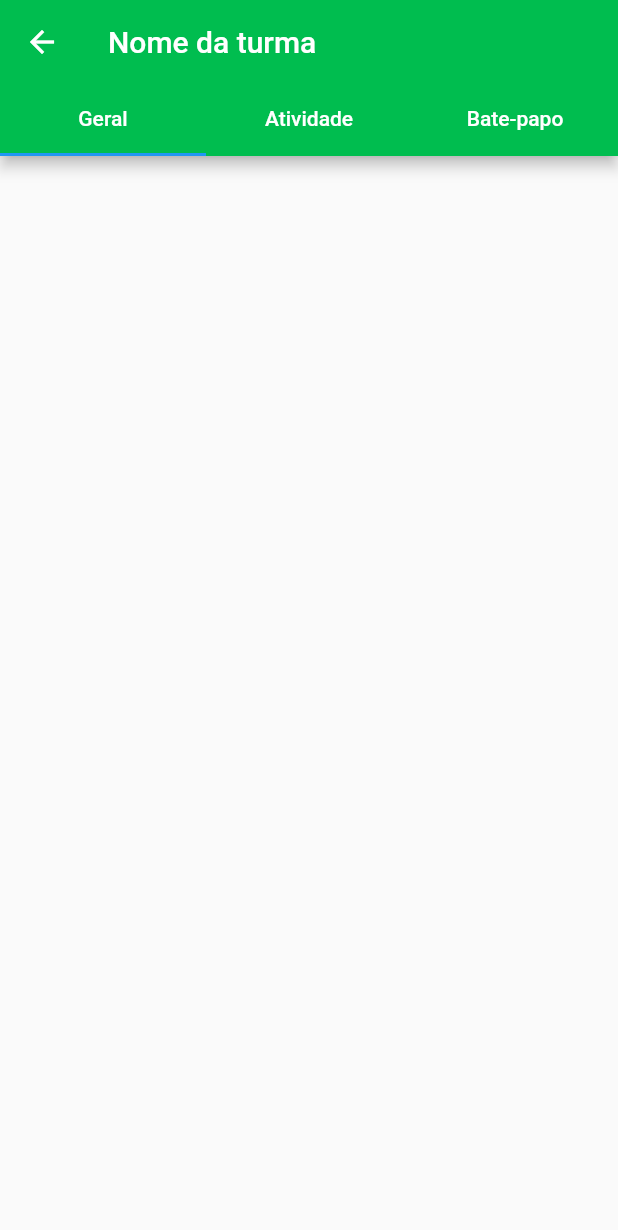
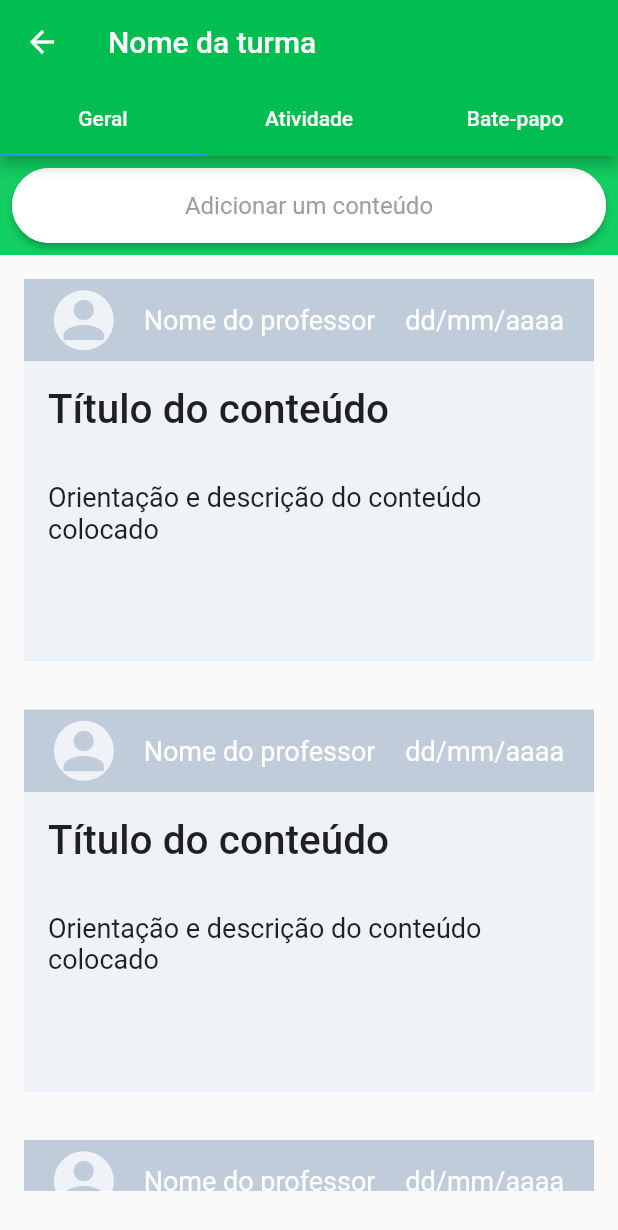
Before and after one commit to NathanF2001/Project-lll, a Flutter app: the TurmaPage screen opened by its route, on a phone screen of 412 x 824 dp. Shown: the top 1230 px of the screen. Run offline on Flutter 3.47's test engine with Material 2 defaults, Android fonts, the phone set to English and light mode, and no system bars; our stand-ins replace flutter_signin_button.

Commit message:
Adicionado a screen de conteúdo de turma e atividade

```diff
--- a/lib/Button.dart
+++ b/lib/Button.dart
@@ -2,10 +2,11 @@ import 'package:flutter/cupertino.dart';
 import 'package:flutter/material.dart';
 
 class Buttons_myclass {
-  static Button1(context,{@required text, function}) {
+  static Button1(context,{@required text, function,textcolor = Colors.white,colorbackground}) {
     return RaisedButton(
       onPressed: function,
-      textColor: Colors.white,
+      textColor: textcolor,
+      color: colorbackground,
       shape: RoundedRectangleBorder(
         borderRadius: BorderRadius.circular(32.0),
         side: BorderSide(color: Color(0xFF13CE61))
--- /dev/null
+++ b/lib/ContentPage.dart
@@ -0,0 +1,143 @@
+import 'package:flutter/material.dart';
+import 'package:myclass/Button.dart';
+import 'package:myclass/Colors.dart';
+import 'package:myclass/Utils.dart';
+import 'package:myclass/nav.dart';
+
+class ContentPage extends StatefulWidget {
+  bool IsProfessor;
+
+  ContentPage(this.IsProfessor);
+
+  @override
+  _ContentPageState createState() => _ContentPageState();
+}
+
+class _ContentPageState extends State<ContentPage> {
+  bool get IsProfessor {
+    return widget.IsProfessor;
+  }
+
+  @override
+  Widget build(BuildContext context) {
+    return Container(
+      child: Column(
+        children: [
+          _addContent(),
+          _ContentListview()
+        ],
+      ),
+    );
+  }
+
+  _addContent() {
+    if (IsProfessor) {
+      return Container(
+        padding: EdgeInsets.all(8),
+        color: Colors_myclass.main_color,
+        width: MediaQuery
+            .of(context)
+            .size
+            .width,
+        child: RaisedButton(
+          onPressed: () => Nav.pushname(context, "/add-content"),
+          textColor: Colors.grey,
+          color: Colors.white,
+          shape: RoundedRectangleBorder(
+              borderRadius: BorderRadius.circular(32.0),
+              side: BorderSide(color: Colors.white)
+          ),
+          child: Container(
+            width: 250,
+            height: 50,
+            alignment: Alignment.center,
+            child: Text(
+              "Adicionar um conteúdo",
+              textAlign: TextAlign.center,
+              style: TextStyle(
+                fontSize: 16,
+                fontWeight: FontWeight.normal,
+              ),
+            ),
+          ),
+        ),
+      );
+    } else {
+      return Container();
+    }
+  }
+
+  _ContentListview() {
+    List<Map<String,String>>items = _getAllContents();
+    return Container(
+      height: IsProfessor ? MediaQuery.of(context).size.height - 200 : MediaQuery.of(context).size.height - 150,
+      child: ListView.builder(
+          itemCount: items.length,
+          itemBuilder: (context, index) {
+            Map<String,String> info_content = items[index];
+            return Padding(
+              padding: EdgeInsets.all(16),
+              child: Column(
+                children: [
+                  Container(
+                    color: Color(0xFFC0CCDA),
+                    height: 55,
+                    child: Row(
+                      mainAxisAlignment: MainAxisAlignment.spaceEvenly,
+                      children: [
+                        Container(
+                          decoration: BoxDecoration(
+                            color: Color(0xFFEFF2F7),
+                            borderRadius: BorderRadius.circular(100),
+                          ),
+                          child: Icon(Icons.person,color: Color(0xFFC0CCDA),size: 40,),
+                        ),
+                        Text(info_content["Nome_professor"],style: TextStyle(color: Colors.white),),
+                        Text(info_content["date"],style: TextStyle(color: Colors.white))
+                      ],
+                    ),
+                  ),
+                  Container(
+                    color: Color(0xFFEFF2F7),
+                    padding: EdgeInsets.all(16),
+                    height: 200,
+                    child: Column(
+                      crossAxisAlignment: CrossAxisAlignment.start,
+                      children: [
+                        Text(info_content["Title"],style: Theme.of(context).textTheme.headline6,),
+                        Utils.spaceBigHeight,
+                        Text(info_content["descriçao"],style: Theme.of(context).textTheme.bodyText2,)
+                      ],
+                    ),
+                  )
+                ],
+              ),
+            );
+          }),
+    );
+  }
+
+  _getAllContents() {
+    return [
+      {
+        "Nome_professor": "Nome do professor",
+        "Title": "Título do conteúdo",
+        "descriçao": "Orientação e descrição do conteúdo colocado",
+        "date": "dd/mm/aaaa"
+      },
+      {
+        "Nome_professor": "Nome do professor",
+        "Title": "Título do conteúdo",
+        "descriçao": "Orientação e descrição do conteúdo colocado",
+        "date": "dd/mm/aaaa"
+      },
+      {
+        "Nome_professor": "Nome do professor",
+        "Title": "Título do conteúdo",
+        "descriçao": "Orientação e descrição do conteúdo colocado",
+        "date": "dd/mm/aaaa"
+      },
+
+    ];
+  }
+}
--- a/lib/TurmaPage.dart
+++ b/lib/TurmaPage.dart
@@ -1,5 +1,7 @@
 import 'package:flutter/material.dart';
+import 'package:myclass/ActivityPage.dart';
 import 'package:myclass/Colors.dart';
+import 'package:myclass/ContentPage.dart';
 
 class TurmaPage extends StatefulWidget {
   @override
@@ -7,6 +9,9 @@ class TurmaPage extends StatefulWidget {
 }
 
 class _TurmaPageState extends State<TurmaPage> {
+
+
+
   @override
   Widget build(BuildContext context) {
     return DefaultTabController(
@@ -29,8 +34,8 @@ class _TurmaPageState extends State<TurmaPage> {
           ),
           body: TabBarView(
             children: [
-              Container(),
-              Container(color: Colors.blue),
+              ContentPage(true),
+              ActivityPage(true),
               Container(color: Colors.black),
             ],
           ),
--- a/lib/Utils.dart
+++ b/lib/Utils.dart
@@ -58,11 +58,13 @@ class Utils {
 
   static Widget Text_input(
       {@required hintmensage, @required labelmensage, bool show = false, TextInputType key_type = TextInputType.text,
-      onsaved}) {
+      onsaved,maxLength}) {
     return TextFormField(
       obscureText: show,
       onSaved: onsaved,
       keyboardType: key_type,
+      maxLength: maxLength,
+      maxLines: key_type == TextInputType.multiline ? null : 1,
       style: TextStyle(
         fontSize: 20,
       ),
--- a/lib/main.dart
+++ b/lib/main.dart
@@ -1,4 +1,6 @@
 import 'package:flutter/material.dart';
+import 'package:myclass/AddActivity.dart';
+import 'package:myclass/AddContent.dart';
 import 'package:myclass/Colors.dart';
 import 'package:myclass/CreateTurma.dart';
 import 'package:myclass/LoginPage.dart';
@@ -59,6 +61,8 @@ class MyApp extends StatelessWidget {
       "/home": (context) => UserPage(),
       "/create-turma": (context) => CreateTurma(),
       "/turma-page": (context) => TurmaPage(),
+      "/add-content": (context) => AddContent(),
+      "/add-activity": (context) => AddActivity(),
     };
   }
 }
```
Also changed, not shown: lib/ActivityPage.dart (added, +140 -0 lines), lib/AddActivity.dart (added, +118 -0 lines), lib/AddContent.dart (added, +82 -0 lines), lib/UserPage.dart (+14 -7 lines).
